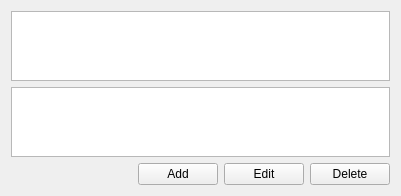
The window that formcfgrulesnippets.ui (newey499/qiptables) describes before a commit, drawn with Qt 5.
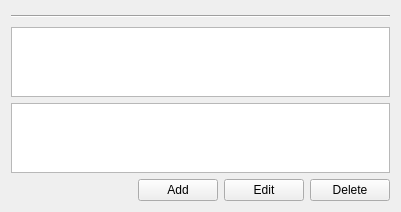
The same window after the commit. Custom widgets are drawn as their Qt base class.

The edit to the form file:
```diff
--- a/formcfgrulesnippets.ui
+++ b/formcfgrulesnippets.ui
@@ -14,6 +14,19 @@
    <string>Form</string>
   </property>
   <layout class="QVBoxLayout" name="verticalLayout">
+   <item>
+    <widget class="Line" name="line">
+     <property name="minimumSize">
+      <size>
+       <width>0</width>
+       <height>10</height>
+      </size>
+     </property>
+     <property name="orientation">
+      <enum>Qt::Horizontal</enum>
+     </property>
+    </widget>
+   </item>
    <item>
     <widget class="RuleSnippetsTableView" name="tblRuleSnippets"/>
    </item>
```
